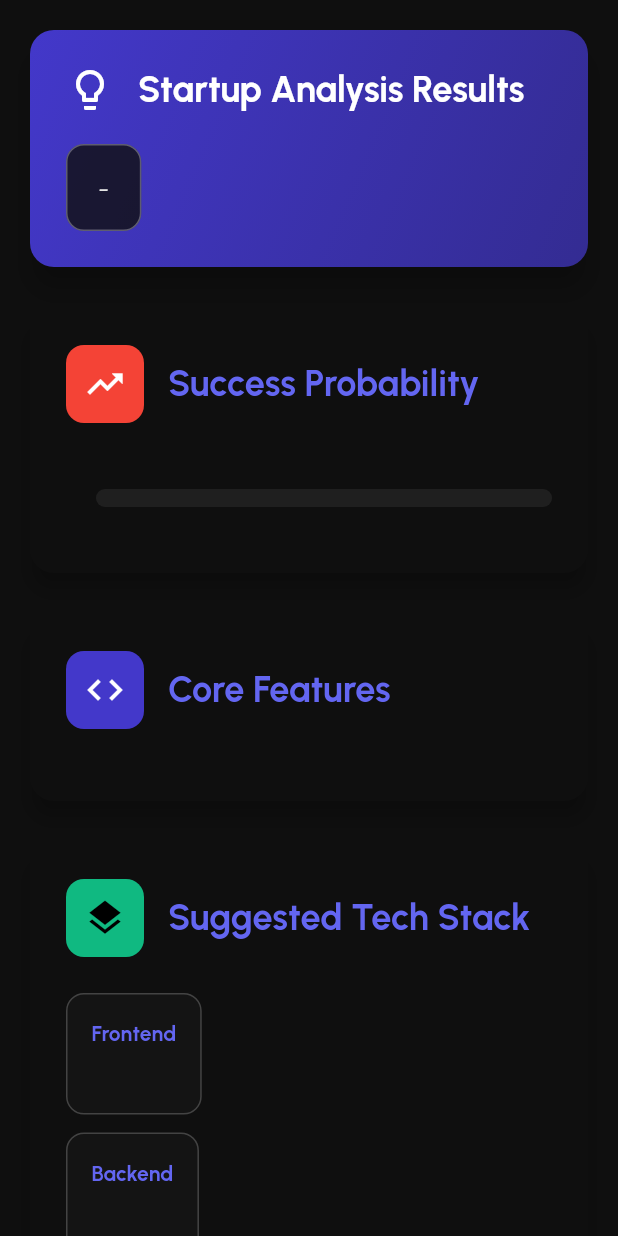
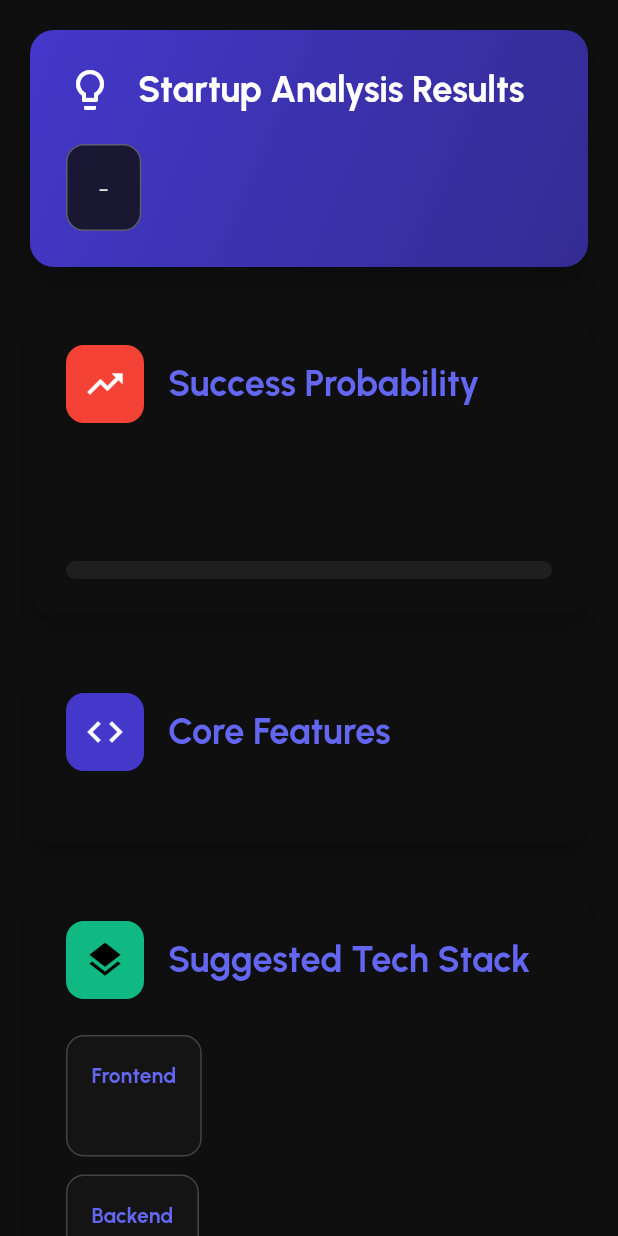
Before and after one commit to igmoiiz/StepWise, a Flutter app: the AnalysisResultsSection widget shown alone on an empty page, opened directly with empty values, on a phone screen of 412 x 824 dp. Run offline on Flutter 3.47's test engine with Material 3 defaults, Android fonts, the phone set to English and light mode, and no system bars; our stand-ins replace cloud_firestore, firebase_auth, firebase_core, google_fonts, google_generative_ai; accounts and stored records are empty.

Commit message:
Layout issues fixed for reasoning section! - Moiz Baloch

```diff
--- a/lib/presentation/view/interface/widgets/analysis_results_section.dart
+++ b/lib/presentation/view/interface/widgets/analysis_results_section.dart
@@ -186,7 +186,8 @@ class _AnalysisResultsSectionState extends State<AnalysisResultsSection>
                       ],
                     ),
                     const SizedBox(height: 24),
-                    Row(
+                    Column(
+                      crossAxisAlignment: CrossAxisAlignment.start,
                       children: [
                         Text(
                           analysis.marketAnalysis.successProbability,
@@ -197,9 +198,8 @@ class _AnalysisResultsSectionState extends State<AnalysisResultsSection>
                             ),
                           ),
                         ),
-                        const SizedBox(width: 20),
-                        Expanded(
-                          child: Container(
+                        const SizedBox(height: 16),
+                        Container(
                           height: 12,
                           decoration: BoxDecoration(
                             borderRadius: BorderRadius.circular(6),
@@ -223,7 +223,6 @@ class _AnalysisResultsSectionState extends State<AnalysisResultsSection>
                                 ),
                               );
                             },
-                            ),
                           ),
                         ),
                       ],
```
Lines whose indentation alone changed are shown as unchanged.
